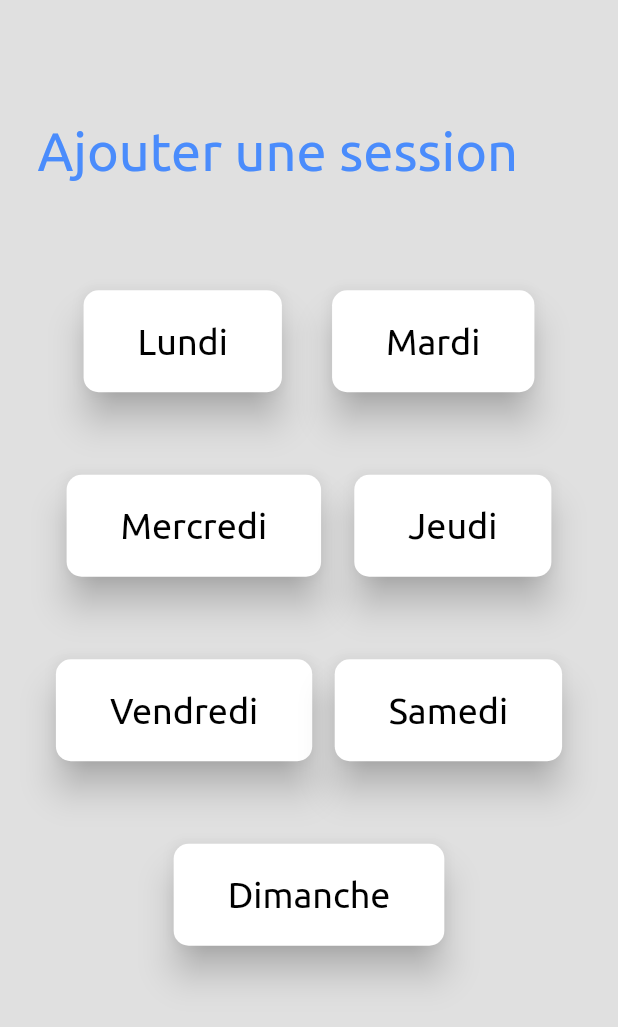
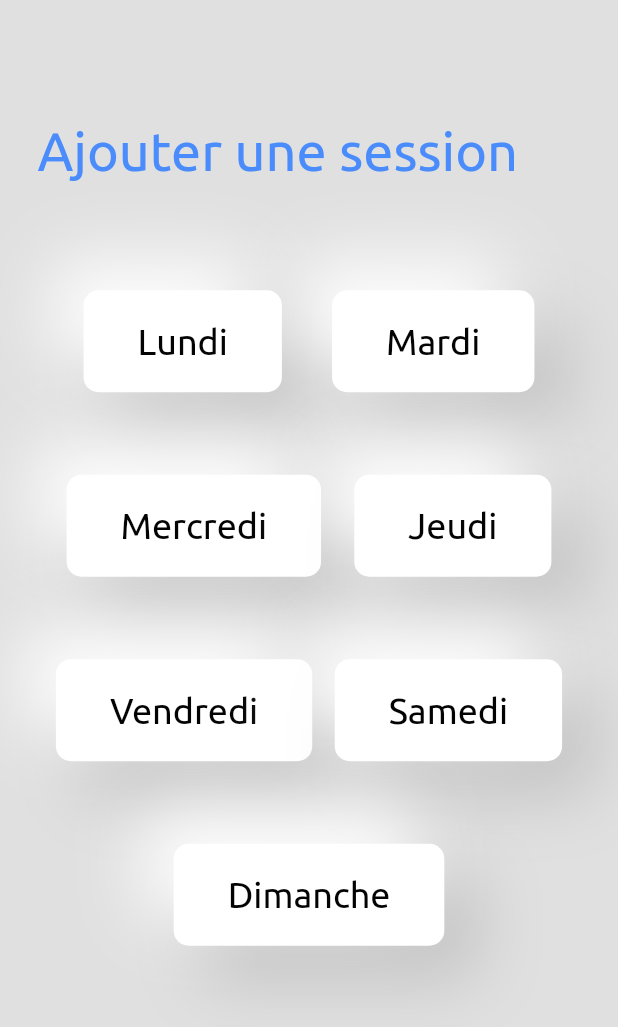
Before and after one commit to Fabccc/MuscleHack, a Flutter app: the WeekDisplay screen opened directly with empty values, after a tap on the "add" icon, on a phone screen of 412 x 824 dp. Shown: the top 1027 px of the screen. Run offline on Flutter 3.47's test engine with Material 2 defaults, Android fonts, the phone set to English and light mode, and no system bars; our stand-ins replace sqflite; accounts and stored records are empty; project files that could hold a hidden picture were left out.

Commit message:
Plus gros floating button + neumorphismbutton

```diff
--- a/lib/views/week.dart
+++ b/lib/views/week.dart
@@ -125,7 +125,7 @@ class _WeekDisplayState extends State<WeekDisplay> {
             ],
           ),
         ),
-        floatingActionButton: FloatingActionButton(
+        floatingActionButton: FloatingActionButton.large(
           child: const Icon(
             Icons.add,
             color: Colors.white,
@@ -203,11 +203,12 @@ class _AddSessionInWeek extends StatelessWidget {
                     runSpacing: 55,
                     children: weekDef.entries
                         .map(
-                          (e) => DefaultButton(
+                          (e) => NeumophirsmButton(
                             content: e.key,
-                            fontSize: fontSize,
-                            paddingLeftRight: 20,
-                            paddingTopBottom: 20,
+                            color: const Color(0xff030303),
+                            fontSize: fontSize.toDouble(),
+                            horizontal: 20,
+                            vertical: 20,
                             disabled: isPresent(e.value),
                             onPressed: addSession(e.value),
                           ),
```
